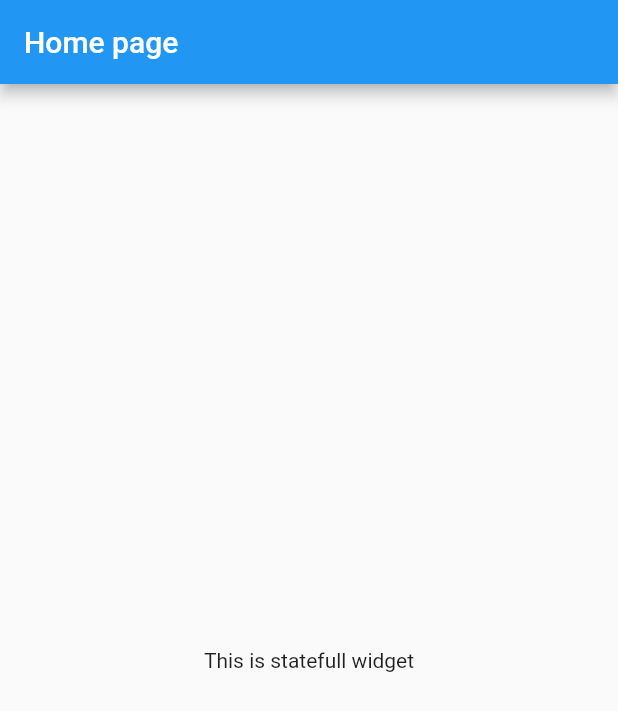
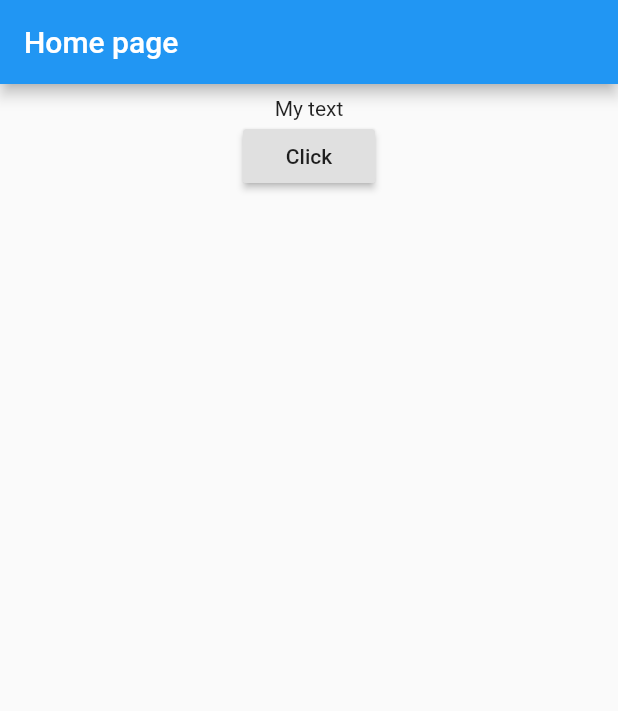
Before and after one commit to gautamamber/flutter-demo-app, a Flutter app: the screen it shows after launch, on a phone screen of 412 x 824 dp. Shown: the top 711 px of the screen. Run offline on Flutter 3.47's test engine with Material 2 defaults, Android fonts, the phone set to English and light mode, and no system bars.

Commit message:
add statefull functionality

```diff
--- a/lib/main.dart
+++ b/lib/main.dart
@@ -57,14 +57,57 @@ class HomePage extends StatefulWidget {
 
 // _ private class
 
+
+
+
+
+
+
+
+
 class _HomePageState extends State<HomePage> {
+
+  // call when onPressed call
+  String myText = "My text";
+  void _changeText(){
+    setState(() {
+        if(myText.startsWith("H"))
+        {
+        myText = "Welcome to my first flutter app";
+        }
+        else{
+          myText = "Hello world";
+        }
+    });
+  }
+
+  // give padding, margin, height, (like css)
+Widget _bodyWidget(){
+  return new Container(
+    padding: const EdgeInsets.all(8.0),
+    child: new Center(
+      child: new Column(
+        children: <Widget>[
+          new Text(myText),
+          new RaisedButton(
+            child: new Text("Click"),
+            onPressed: _changeText,
+          )
+        ],
+      ),
+    ),
+
+  );
+}
+
   @override
   Widget build(BuildContext context) {
     return new Scaffold(
       appBar: new AppBar(
         title: new Text("Home page"),
       ),
-      body: new Center(child: new Text("This is statefull widget"),),
+      body: _bodyWidget()
+      // body: new Center(child: new Text("This is statefull widget"),),
     );
   }
 }
```
